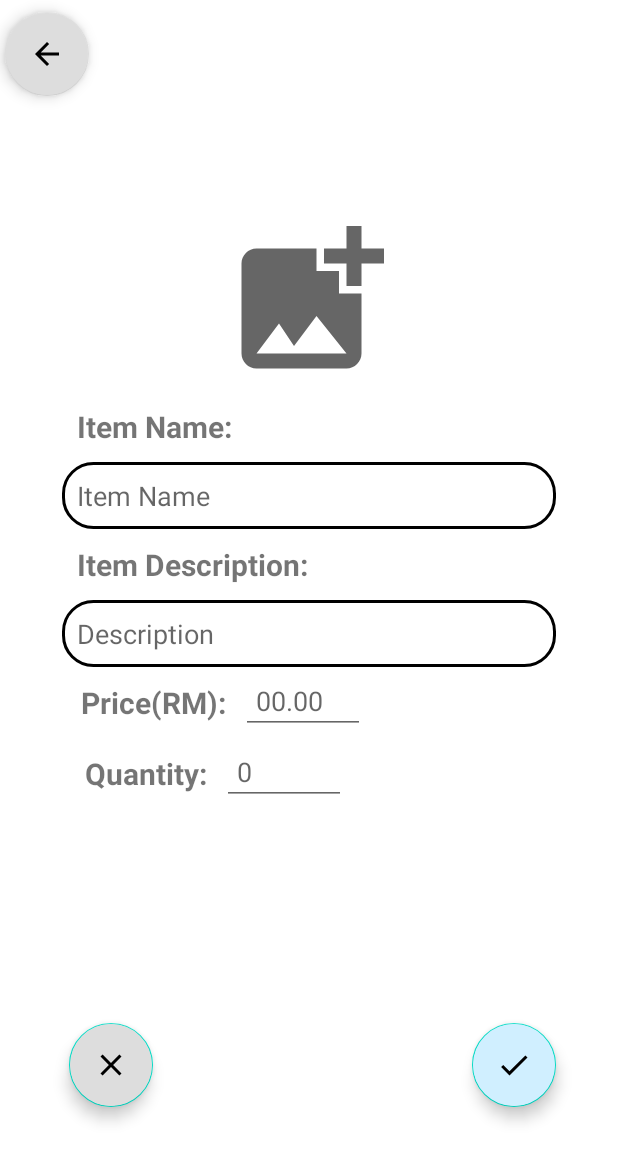
After one commit to Group13ShopForAll/AssignmentNightmare, an Android app: the UploadActivity screen opened directly, with no data from a screen before it, on a phone screen of 412 x 824 dp. The commit adds this screen. Shown: the top 1161 px of the screen. Run offline under Robolectric (Android 15) with nearby library versions, the phone set to English and light mode, and no system bars.

Commit message:
Upload Product Interface

```diff
--- a/app/src/main/AndroidManifest.xml
+++ b/app/src/main/AndroidManifest.xml
@@ -11,6 +11,7 @@
         android:roundIcon="@mipmap/ic_launcher_round"
         android:supportsRtl="true"
         android:theme="@style/Theme.AssignmentNightmare">
+        <activity android:name=".UploadActivity"></activity>
         <activity android:name=".Profile">
             <intent-filter>
                 <action android:name=".Profile" />
@@ -18,7 +19,7 @@
                 <category android:name="android.intent.category.LAUNCHER" />
             </intent-filter>
         </activity>
-        <activity android:name=".Homepagee" >
+        <activity android:name=".Homepagee">
             <intent-filter>
                 <action android:name=".Homepagee" />
 
--- /dev/null
+++ b/app/src/main/java/my/edu/utar/assignmentnightmare/UploadActivity.java
@@ -0,0 +1,14 @@
+package my.edu.utar.assignmentnightmare;
+
+import androidx.appcompat.app.AppCompatActivity;
+
+import android.os.Bundle;
+
+public class UploadActivity extends AppCompatActivity {
+
+    @Override
+    protected void onCreate(Bundle savedInstanceState) {
+        super.onCreate(savedInstanceState);
+        setContentView(R.layout.activity_upload);
+    }
+}
--- /dev/null
+++ b/app/src/main/res/drawable/ic_baseline_add_photo_alternate_24.xml
@@ -0,0 +1,5 @@
+<vector android:height="120dp" android:tint="?attr/colorControlNormal"
+    android:viewportHeight="24" android:viewportWidth="24"
+    android:width="120dp" xmlns:android="http://schemas.android.com/apk/res/android">
+    <path android:fillColor="@android:color/white" android:pathData="M19,7v2.99s-1.99,0.01 -2,0L17,7h-3s0.01,-1.99 0,-2h3L17,2h2v3h3v2h-3zM16,11L16,8h-3L13,5L5,5c-1.1,0 -2,0.9 -2,2v12c0,1.1 0.9,2 2,2h12c1.1,0 2,-0.9 2,-2v-8h-3zM5,19l3,-4 2,3 3,-4 4,5L5,19z"/>
+</vector>
--- /dev/null
+++ b/app/src/main/res/drawable/ic_baseline_arrow_back_24.xml
@@ -0,0 +1,5 @@
+<vector android:height="40dp" android:tint="?attr/colorControlNormal"
+    android:viewportHeight="24" android:viewportWidth="24"
+    android:width="40dp" xmlns:android="http://schemas.android.com/apk/res/android">
+    <path android:fillColor="@android:color/white" android:pathData="M20,11H7.83l5.59,-5.59L12,4l-8,8 8,8 1.41,-1.41L7.83,13H20v-2z"/>
+</vector>
--- /dev/null
+++ b/app/src/main/res/drawable/ic_baseline_check_24.xml
@@ -0,0 +1,5 @@
+<vector android:height="40dp" android:tint="?attr/colorControlNormal"
+    android:viewportHeight="24" android:viewportWidth="24"
+    android:width="40dp" xmlns:android="http://schemas.android.com/apk/res/android">
+    <path android:fillColor="@android:color/white" android:pathData="M9,16.17L4.83,12l-1.42,1.41L9,19 21,7l-1.41,-1.41z"/>
+</vector>
--- /dev/null
+++ b/app/src/main/res/drawable/ic_baseline_close_24.xml
@@ -0,0 +1,5 @@
+<vector android:height="40dp" android:tint="?attr/colorControlNormal"
+    android:viewportHeight="24" android:viewportWidth="24"
+    android:width="40dp" xmlns:android="http://schemas.android.com/apk/res/android">
+    <path android:fillColor="@android:color/white" android:pathData="M19,6.41L17.59,5 12,10.59 6.41,5 5,6.41 10.59,12 5,17.59 6.41,19 12,13.41 17.59,19 19,17.59 13.41,12z"/>
+</vector>
--- /dev/null
+++ b/app/src/main/res/drawable/textfield_shape.xml
@@ -0,0 +1,5 @@
+<?xml version="1.0" encoding="utf-8"?>
+<shape xmlns:android="http://schemas.android.com/apk/res/android">
+    <corners android:radius="20dp"/>
+    <stroke android:width="2dp"/>
+</shape>
--- /dev/null
+++ b/app/src/main/res/layout/activity_upload.xml
@@ -0,0 +1,172 @@
+<?xml version="1.0" encoding="utf-8"?>
+<androidx.constraintlayout.widget.ConstraintLayout xmlns:android="http://schemas.android.com/apk/res/android"
+    xmlns:app="http://schemas.android.com/apk/res-auto"
+    xmlns:tools="http://schemas.android.com/tools"
+    android:layout_width="match_parent"
+    android:layout_height="match_parent"
+    tools:context=".UploadActivity">
+
+    <ImageView
+        android:id="@+id/ivAddImage"
+        android:layout_width="wrap_content"
+        android:layout_height="wrap_content"
+        app:layout_constraintTop_toTopOf="parent"
+        app:layout_constraintEnd_toEndOf="parent"
+        app:layout_constraintStart_toStartOf="parent"
+        app:layout_constraintBottom_toBottomOf="parent"
+        android:src="@drawable/ic_baseline_add_photo_alternate_24"
+        app:layout_constraintVertical_bias="0.2" />
+
+    <TextView
+        android:id="@+id/tvItemName"
+        android:layout_width="0dp"
+        android:layout_height="wrap_content"
+        android:text="Item Name:"
+        android:textStyle="bold"
+        android:textSize="20dp"
+        android:padding="10dp"
+        app:layout_constraintTop_toBottomOf="@+id/ivAddImage"
+        app:layout_constraintBottom_toBottomOf="parent"
+        app:layout_constraintStart_toStartOf="parent"
+        app:layout_constraintEnd_toEndOf="parent"
+        app:layout_constraintVertical_bias="0"
+        app:layout_constraintWidth_percent="0.8"/>
+    <EditText
+        android:id="@+id/itemName"
+        android:layout_width="0dp"
+        android:layout_height="wrap_content"
+        android:hint="Item Name"
+        app:layout_constraintStart_toStartOf="parent"
+        app:layout_constraintEnd_toEndOf="parent"
+        app:layout_constraintTop_toBottomOf="@+id/tvItemName"
+        app:layout_constraintBottom_toBottomOf="parent"
+        android:padding="10dp"
+        app:layout_constraintVertical_bias="0"
+        app:layout_constraintWidth_percent=".8"
+        android:background="@drawable/textfield_shape"/>
+    <TextView
+        android:id="@+id/tvItemDesc"
+        android:layout_width="0dp"
+        android:layout_height="wrap_content"
+        android:text="Item Description:"
+        android:textSize="20dp"
+        android:textStyle="bold"
+        android:padding="10dp"
+        app:layout_constraintStart_toStartOf="parent"
+        app:layout_constraintEnd_toEndOf="parent"
+        app:layout_constraintTop_toBottomOf="@+id/itemName"
+        app:layout_constraintBottom_toBottomOf="parent"
+        app:layout_constraintVertical_bias="0"
+        app:layout_constraintWidth_percent=".8"/>
+    <EditText
+        android:id="@+id/itemDesc"
+        android:layout_width="0dp"
+        android:layout_height="wrap_content"
+        android:hint="Description"
+        app:layout_constraintStart_toStartOf="parent"
+        app:layout_constraintEnd_toEndOf="parent"
+        app:layout_constraintTop_toBottomOf="@+id/tvItemDesc"
+        app:layout_constraintBottom_toBottomOf="parent"
+        app:layout_constraintVertical_bias="0"
+        app:layout_constraintWidth_percent=".8"
+        android:padding="10dp"
+        android:background="@drawable/textfield_shape"/>
+    <TextView
+        android:id="@+id/tvPrice"
+        android:layout_width="wrap_content"
+        android:layout_height="wrap_content"
+        android:text="Price(RM):"
+        android:textSize="20dp"
+        android:textStyle="bold"
+        app:layout_constraintHorizontal_bias=".15"
+        app:layout_constraintTop_toBottomOf="@+id/itemDesc"
+        app:layout_constraintBottom_toBottomOf="parent"
+        app:layout_constraintStart_toStartOf="parent"
+        app:layout_constraintEnd_toEndOf="parent"
+        android:padding="10dp"
+        app:layout_constraintVertical_bias="0"
+        app:layout_constraintWidth_percent=".3"/>
+    <EditText
+        android:id="@+id/price"
+        android:layout_width="0dp"
+        android:layout_height="wrap_content"
+        android:inputType="numberDecimal"
+        android:hint="00.00"
+        app:layout_constraintTop_toBottomOf="@id/itemDesc"
+        app:layout_constraintStart_toEndOf="@+id/tvPrice"
+        app:layout_constraintEnd_toEndOf="parent"
+        app:layout_constraintBottom_toBottomOf="parent"
+        app:layout_constraintVertical_bias="0"
+        app:layout_constraintWidth_percent=".2"
+        android:padding="10dp"
+        app:layout_constraintHorizontal_bias="0" />
+    <TextView
+        android:id="@+id/tvQuantity"
+        android:layout_width="wrap_content"
+        android:layout_height="wrap_content"
+        android:text="Quantity:"
+        android:textStyle="bold"
+        android:textSize="20dp"
+        app:layout_constraintTop_toBottomOf="@+id/tvPrice"
+        app:layout_constraintStart_toStartOf="parent"
+        app:layout_constraintEnd_toEndOf="parent"
+        app:layout_constraintBottom_toBottomOf="parent"
+        app:layout_constraintVertical_bias="0"
+        android:padding="10dp"
+        app:layout_constraintWidth_percent=".3"
+        app:layout_constraintHorizontal_bias=".15"/>
+    <EditText
+        android:id="@+id/quantity"
+        android:layout_width="0dp"
+        android:layout_height="wrap_content"
+        android:inputType="number"
+        android:hint="0"
+        app:layout_constraintTop_toBottomOf="@id/tvPrice"
+        app:layout_constraintStart_toEndOf="@+id/tvQuantity"
+        app:layout_constraintEnd_toEndOf="parent"
+        app:layout_constraintBottom_toBottomOf="parent"
+        app:layout_constraintVertical_bias="0"
+        app:layout_constraintWidth_percent=".2"
+        android:padding="10dp"
+        app:layout_constraintHorizontal_bias="0" />
+
+    <com.google.android.material.floatingactionbutton.FloatingActionButton
+        android:id="@+id/uploadConfirm"
+        android:layout_width="wrap_content"
+        android:layout_height="wrap_content"
+        android:src="@drawable/ic_baseline_check_24"
+        android:backgroundTint="@color/skyblue"
+        app:layout_constraintBottom_toBottomOf="parent"
+        app:layout_constraintEnd_toEndOf="parent"
+        app:layout_constraintHorizontal_bias="0.884"
+        app:layout_constraintStart_toStartOf="parent"
+        app:layout_constraintTop_toTopOf="parent"
+        app:layout_constraintVertical_bias="0.888" />
+
+    <com.google.android.material.floatingactionbutton.FloatingActionButton
+        android:id="@+id/uploadCancel"
+        android:layout_width="wrap_content"
+        android:layout_height="wrap_content"
+        android:backgroundTint="@color/gray"
+        android:src="@drawable/ic_baseline_close_24"
+        app:layout_constraintBottom_toBottomOf="parent"
+        app:layout_constraintEnd_toEndOf="parent"
+        app:layout_constraintHorizontal_bias="0.129"
+        app:layout_constraintStart_toStartOf="parent"
+        app:layout_constraintTop_toTopOf="parent"
+        app:layout_constraintVertical_bias="0.888" />
+
+    <com.google.android.material.floatingactionbutton.FloatingActionButton
+        android:layout_width="wrap_content"
+        android:layout_height="wrap_content"
+        app:layout_constraintTop_toTopOf="parent"
+        app:layout_constraintBottom_toBottomOf="parent"
+        app:layout_constraintStart_toStartOf="parent"
+        app:layout_constraintEnd_toEndOf="parent"
+        app:layout_constraintVertical_bias="0.01"
+        app:layout_constraintHorizontal_bias="0.01"
+        android:src="@drawable/ic_baseline_arrow_back_24"
+        app:backgroundTint="@color/gray"
+        />
+
+</androidx.constraintlayout.widget.ConstraintLayout>
--- a/app/src/main/res/values/colors.xml
+++ b/app/src/main/res/values/colors.xml
@@ -7,4 +7,6 @@
     <color name="teal_700">#FF018786</color>
     <color name="black">#FF000000</color>
     <color name="white">#FFFFFFFF</color>
+    <color name="skyblue">#D0EFFF</color>
+    <color name="gray">#DDDDDD</color>
 </resources>
```
